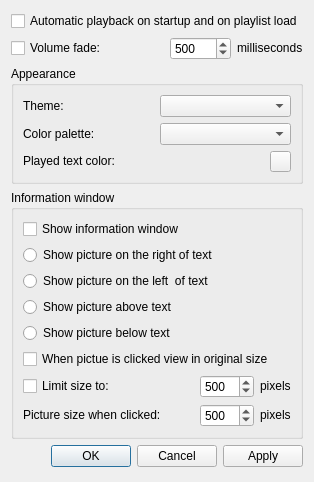
Above: settings.ui from MarioUnoDueTreQuattro/AudioPlayer before the change. Below: the same form after it.
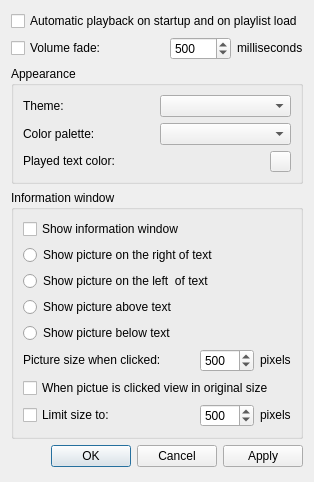
That is the form after the change.

Commit message: Settings window remember position

What changed in the file:
```diff
--- a/settings.ui
+++ b/settings.ui
@@ -224,6 +224,65 @@
         </property>
        </widget>
       </item>
+      <item>
+       <layout class="QHBoxLayout" name="horizontalLayout_4">
+        <item>
+         <widget class="QLabel" name="labelPixSize">
+          <property name="sizePolicy">
+           <sizepolicy hsizetype="Preferred" vsizetype="Fixed">
+            <horstretch>0</horstretch>
+            <verstretch>0</verstretch>
+           </sizepolicy>
+          </property>
+          <property name="text">
+           <string>Picture size when clicked:</string>
+          </property>
+         </widget>
+        </item>
+        <item>
+         <spacer name="horizontalSpacer_2">
+          <property name="orientation">
+           <enum>Qt::Horizontal</enum>
+          </property>
+          <property name="sizeHint" stdset="0">
+           <size>
+            <width>40</width>
+            <height>20</height>
+           </size>
+          </property>
+         </spacer>
+        </item>
+        <item>
+         <widget class="QSpinBox" name="spinBoxPixSize">
+          <property name="minimum">
+           <number>100</number>
+          </property>
+          <property name="maximum">
+           <number>2000</number>
+          </property>
+          <property name="singleStep">
+           <number>100</number>
+          </property>
+          <property name="value">
+           <number>500</number>
+          </property>
+         </widget>
+        </item>
+        <item>
+         <widget class="QLabel" name="label_5">
+          <property name="sizePolicy">
+           <sizepolicy hsizetype="Preferred" vsizetype="Fixed">
+            <horstretch>0</horstretch>
+            <verstretch>0</verstretch>
+           </sizepolicy>
+          </property>
+          <property name="text">
+           <string>pixels</string>
+          </property>
+         </widget>
+        </item>
+       </layout>
+      </item>
       <item>
        <widget class="QCheckBox" name="checkBoxScaleOriginalSize">
         <property name="text">
@@ -284,65 +343,6 @@
         </item>
        </layout>
       </item>
-      <item>
-       <layout class="QHBoxLayout" name="horizontalLayout_4">
-        <item>
-         <widget class="QLabel" name="labelPixSize">
-          <property name="sizePolicy">
-           <sizepolicy hsizetype="Preferred" vsizetype="Fixed">
-            <horstretch>0</horstretch>
-            <verstretch>0</verstretch>
-           </sizepolicy>
-          </property>
-          <property name="text">
-           <string>Picture size when clicked:</string>
-          </property>
-         </widget>
-        </item>
-        <item>
-         <spacer name="horizontalSpacer_2">
-          <property name="orientation">
-           <enum>Qt::Horizontal</enum>
-          </property>
-          <property name="sizeHint" stdset="0">
-           <size>
-            <width>40</width>
-            <height>20</height>
-           </size>
-          </property>
-         </spacer>
-        </item>
-        <item>
-         <widget class="QSpinBox" name="spinBoxPixSize">
-          <property name="minimum">
-           <number>100</number>
-          </property>
-          <property name="maximum">
-           <number>2000</number>
-          </property>
-          <property name="singleStep">
-           <number>100</number>
-          </property>
-          <property name="value">
-           <number>500</number>
-          </property>
-         </widget>
-        </item>
-        <item>
-         <widget class="QLabel" name="label_5">
-          <property name="sizePolicy">
-           <sizepolicy hsizetype="Preferred" vsizetype="Fixed">
-            <horstretch>0</horstretch>
-            <verstretch>0</verstretch>
-           </sizepolicy>
-          </property>
-          <property name="text">
-           <string>pixels</string>
-          </property>
-         </widget>
-        </item>
-       </layout>
-      </item>
      </layout>
     </widget>
    </item>
```
The commit also changes 3 other files.
